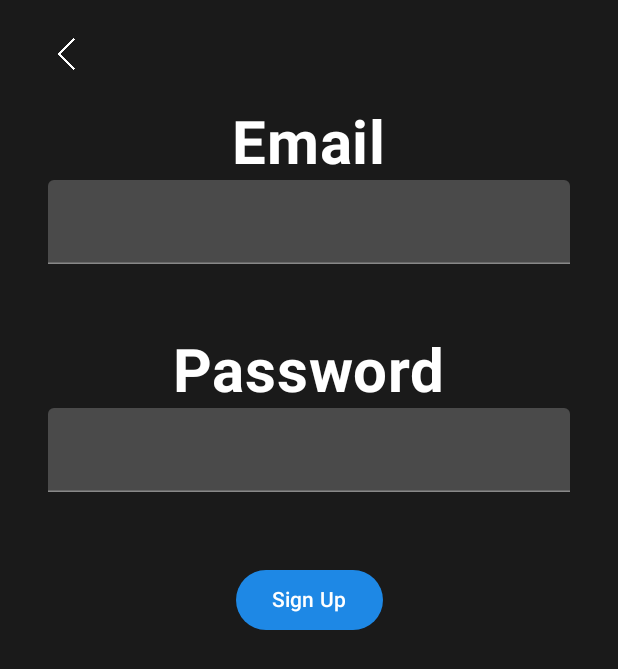
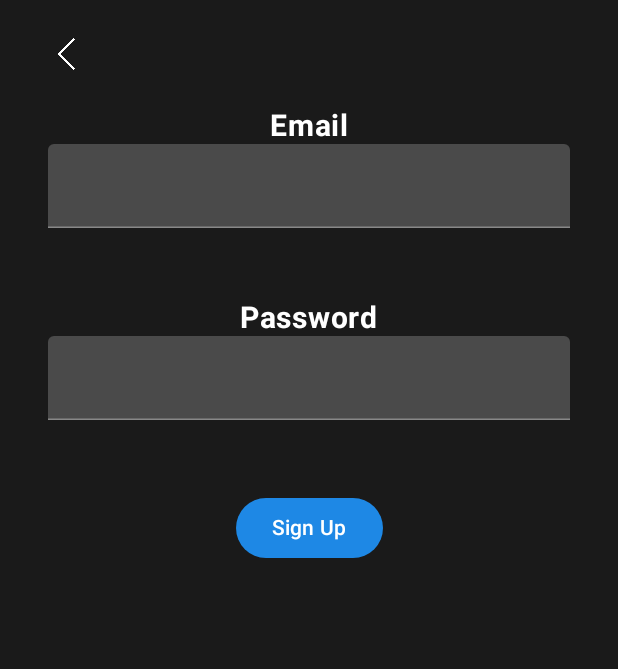
Before and after one commit to Javialj/TSGApp, an Android app built with Jetpack Compose: the SignUpScreen screen opened through its navigation route, on a phone screen of 412 x 824 dp. Shown: the top 669 px of the screen. Run offline under Robolectric (Android 15) with nearby library versions, the phone set to English and light mode, and no system bars; our stand-ins replace Firebase (no records; nobody signed in at launch, a user with empty details on screens opened directly); pictures from the network do not load.

Commit message:
Sabado 14-06-2025

```diff
--- a/app/build.gradle.kts
+++ b/app/build.gradle.kts
@@ -41,6 +41,7 @@ android {
 }
 
 dependencies {
+    implementation("androidx.compose.runtime:runtime-saveable:1.8.2")
     implementation(platform("com.google.firebase:firebase-bom:33.15.0"))
     implementation("com.google.firebase:firebase-auth-ktx")
     implementation("com.google.firebase:firebase-database-ktx")
--- a/app/src/main/java/com/example/tsgapp/InicioSes.kt
+++ b/app/src/main/java/com/example/tsgapp/InicioSes.kt
@@ -26,7 +26,6 @@ import androidx.compose.ui.graphics.painter.Painter
 import androidx.compose.ui.res.painterResource
 import androidx.compose.ui.text.font.FontWeight
 import androidx.compose.ui.text.style.TextAlign
-import androidx.compose.ui.tooling.preview.Preview
 import androidx.compose.ui.unit.dp
 import androidx.compose.ui.unit.sp
 import androidx.navigation.NavController
@@ -75,7 +74,7 @@ fun InicioSes(navController: NavController, navigateToLogin:() -> Unit ={}, navi
         Spacer(Modifier.weight(0.5f))
 
         Button(
-            onClick = { navController.navigate("signUp")},
+            onClick = { navController.navigate("signUp") },
             modifier = Modifier
                 .fillMaxWidth()
                 .height(48.dp)
--- a/app/src/main/java/com/example/tsgapp/MainActivity.kt
+++ b/app/src/main/java/com/example/tsgapp/MainActivity.kt
@@ -23,6 +23,7 @@ import androidx.compose.material3.Scaffold
 import androidx.compose.material3.Surface
 import androidx.compose.material3.Text
 import androidx.compose.runtime.Composable
+import androidx.compose.runtime.LaunchedEffect
 import androidx.compose.ui.Alignment
 import androidx.compose.ui.Modifier
 import androidx.compose.ui.graphics.Color
@@ -67,23 +68,24 @@ fun AppNavigation(auth: FirebaseAuth = FirebaseAuth.getInstance()) {
     Scaffold(
         modifier = Modifier.navigationBarsPadding(),
         bottomBar = {
-            if (currentRoute in listOf("principal", "favoritos", "ajustes")) {
+            if (currentRoute in listOf("principal", "favoritos", "ajustes", "personalizacion", "eliminar_cuenta", "cuenta")) {
                 BarraDespla(navController)
             }
         }
     ) { paddingValues ->
         NavHost(
             navController = navController,
-            startDestination = "cuenta",
+            startDestination = "initial",
             modifier = Modifier.padding(paddingValues)
         ) {
-            composable("welcome") { principal() }
+            composable("initial") { InitialScreen(navController, auth) }
+            composable("welcome") { InicioSes(navController) }
             composable("principal") { principal() }
             composable("favoritos") { Favoritos() }
             composable("ajustes") { Ajustes(navController) }
             composable("personalizacion") { AjustesPersonalizados() }
             composable("eliminar_cuenta") { ECuenta() }
-            composable("cuenta") { InicioSes(navController) }
+            composable("cuenta") { VentanaCuenta( navController) }
             composable("logIn") {
                 LoginScreen(navController, auth) {
                     navController.navigate("principal") {
@@ -101,6 +103,20 @@ fun AppNavigation(auth: FirebaseAuth = FirebaseAuth.getInstance()) {
             composable("signUp") {
                 SignUpScreen(navController, auth)
             }
+        }
+    }
+}
+
+@Composable
+fun InitialScreen(navController: NavController, auth: FirebaseAuth) {
+    val user = auth.currentUser
+    LaunchedEffect(user) {
+        if (user != null) {
+            navController.navigate("principal") {
+                popUpTo("welcome") { inclusive = true }
+            }
+        } else {
+            navController.navigate("welcome")
         }
     }
 }
--- a/app/src/main/java/com/example/tsgapp/SignUpScreen.kt
+++ b/app/src/main/java/com/example/tsgapp/SignUpScreen.kt
@@ -59,7 +59,7 @@ fun SignUpScreen(navController: NavController, auth: FirebaseAuth) {
             Spacer(modifier = Modifier.weight(1f))
         }
 
-        Text("Email", color = Color.White, fontWeight = FontWeight.Bold, fontSize = 40.sp)
+        Text("Email", color = Color.White, fontWeight = FontWeight.Bold, fontSize = TamañoLetra.tamañoFuente.sp)
         TextField(
             value = email,
             onValueChange = { email = it },
@@ -70,7 +70,7 @@ fun SignUpScreen(navController: NavController, auth: FirebaseAuth) {
             )
         )
         Spacer(Modifier.height(48.dp))
-        Text("Password", color = Color.White, fontWeight = FontWeight.Bold, fontSize = 40.sp)
+        Text("Password", color = Color.White, fontWeight = FontWeight.Bold, fontSize = TamañoLetra.tamañoFuente.sp)
         TextField(
             value = password, onValueChange = { password = it },
             modifier = Modifier.fillMaxWidth(),
--- a/app/src/main/java/com/example/tsgapp/ui/theme/Color.kt
+++ b/app/src/main/java/com/example/tsgapp/ui/theme/Color.kt
@@ -11,13 +11,9 @@ val DarkPink = Color(0xFFB80F57)
 val Purple = Color(0xFF7E57C2)
 val DarkPurple =Color(0xFF4D2C81)
 
-val backgroundowprint = Color(0xFF171717)
 val backgrowi2 = Color(0xFFEDF2FA)
-val yellowprin = Color(0xFFF5EC75)
 val yellowprin2 = Color(0xFFFFFFF4)
-val grenprint = Color(0XFFCFEA93)
 val Printgris = Color(0xFF1A1A1A)
-val moradito = Color(0xFFBFABDD)
 val purpvr2 = Color(0xff7B4F9F)
 val sombris = Color(0xFF2F2E2E)
 
```
Also changed, not shown: app/src/main/java/com/example/tsgapp/Cuenta.kt (+81 -48 lines).
